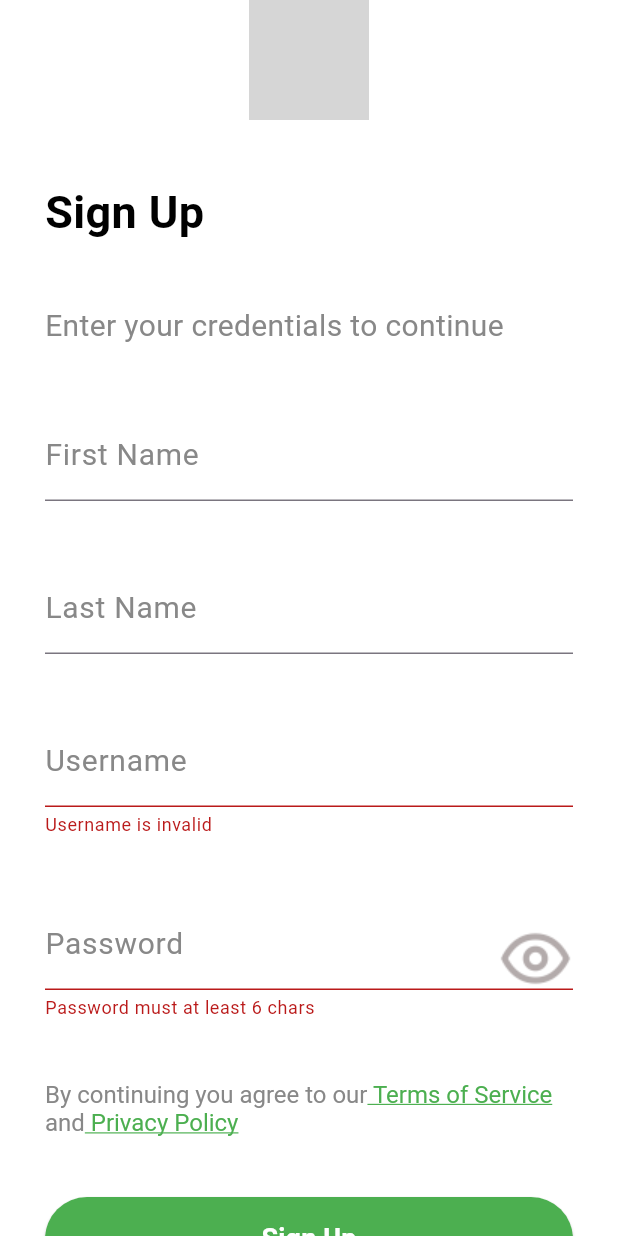
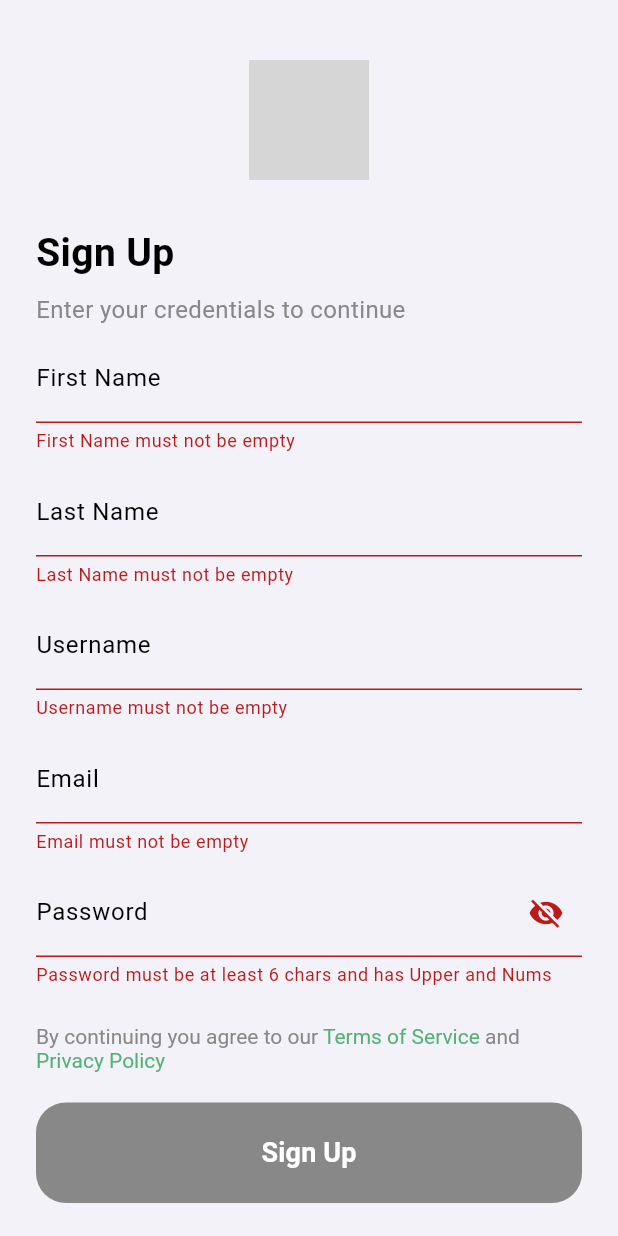
Before and after one commit to sangoonthego/groceries-store-app, a Flutter app: the SignUpPage screen opened directly, after a tap on "Sign Up", on a phone screen of 412 x 824 dp. Run offline on Flutter 3.47's test engine with Material 3 defaults, Android fonts, the light colour scheme and no system bars; grey boxes are pictures that could not be loaded.

Commit message:
update login signup and product detail ui

```diff
--- a/lib/signup_ui.dart
+++ b/lib/signup_ui.dart
@@ -1,8 +1,9 @@
 import 'package:flutter/material.dart';
 import 'package:hello_world/login_ui.dart';
+import "package:flutter/gestures.dart";
 
 void main() {
-  runApp(MyApp());
+  runApp(const MyApp());
 }
 
 class MyApp extends StatelessWidget {
@@ -10,8 +11,10 @@ class MyApp extends StatelessWidget {
 
   @override
   Widget build(BuildContext context) {
-    //return const Placeholder();
-    return new MaterialApp(home: SignUpPage());
+    return MaterialApp(
+      debugShowCheckedModeBanner: false,
+      home: const SignUpPage(),
+    );
   }
 }
 
@@ -24,159 +27,101 @@ class SignUpPage extends StatefulWidget {
 
 class _SignUpPageState extends State<SignUpPage> {
   bool _showPass = false;
+  TextEditingController _firstNameController = TextEditingController();
+  TextEditingController _lastNameController = TextEditingController();
+  TextEditingController _userController = TextEditingController();
+  TextEditingController _emailController = TextEditingController();
+  TextEditingController _passController = TextEditingController();
 
-  TextEditingController _firstNameController = new TextEditingController();
-  TextEditingController _lastNameController = new TextEditingController();
-  TextEditingController _userController = new TextEditingController();
-  TextEditingController _passController = new TextEditingController();
-
-  var _firstNameError = "First Name must be not empty!!!";
-  var _lastNameError = "Last Name must be not empty!!!";
-  var _userError = "Username is invalid";
-  var _passError = "Password must at least 6 chars";
+  var _firstNameError = "First Name must not be empty";
+  var _lastNameError = "Last Name must not be empty";
+  var _userError = "Username must not be empty";
+  var _emailError = "Email must not be empty";
+  var _passError = "Password must be at least 6 chars and has Upper and Nums";
 
   var _firstNameInvalid = false;
   var _lastNameInvalid = false;
   var _userInvalid = false;
+  var _emailInvalid = false;
   var _passInvalid = false;
 
   @override
   Widget build(BuildContext context) {
-    //return const Placeholder();
     return Scaffold(
+      backgroundColor: const Color(0xFFF3F2F8),
       body: Container(
-        padding: EdgeInsets.fromLTRB(30, 0, 30, 0),
-        constraints: BoxConstraints(),
-        color: Colors.white,
+        padding: const EdgeInsets.symmetric(horizontal: 24),
+        child: SingleChildScrollView(
           child: Column(
-          mainAxisAlignment: MainAxisAlignment.center,
             crossAxisAlignment: CrossAxisAlignment.center,
             children: <Widget>[
-            Padding(
-              padding: const EdgeInsets.fromLTRB(0, 0, 0, 40),
-              child: Container(
-                height: 80,
-                width: 80,
-                child: Image.asset("assets/images/carrot.png"),
-              ),
-            ),
-            Padding(
-              padding: const EdgeInsets.fromLTRB(0, 0, 0, 40),
-              child: Container(
-                alignment: AlignmentDirectional.topStart,
-                child: Text(
+              const SizedBox(height: 40),
+              Image.asset("assets/images/carrot.png", height: 80, width: 80),
+              const SizedBox(height: 30),
+              Container(
+                alignment: Alignment.centerLeft,
+                child: Column(
+                  crossAxisAlignment: CrossAxisAlignment.start,
+                  children: const [
+                    Text(
                       "Sign Up",
                       style: TextStyle(
                         fontWeight: FontWeight.bold,
-                    fontSize: 30,
+                        fontSize: 26,
                         color: Colors.black,
                       ),
                     ),
-              ),
-            ),
-            Padding(
-              padding: const EdgeInsets.fromLTRB(0, 0, 0, 40),
-              child: Container(
-                alignment: AlignmentDirectional.topStart,
-                child: Text(
+                    SizedBox(height: 8),
+                    Text(
                       "Enter your credentials to continue",
-                  style: TextStyle(fontSize: 20, color: Color(0xff888888)),
-                ),
-              ),
-            ),
-            Padding(
-              padding: const EdgeInsets.fromLTRB(0, 0, 0, 40),
-              child: TextField(
-                style: TextStyle(
-                  fontWeight: FontWeight.bold,
-                  fontSize: 18,
-                  color: Colors.black,
-                ),
-                controller: _firstNameController,
-                decoration: InputDecoration(
-                  labelText: "First Name",
-                  errorText: _firstNameInvalid ? _firstNameError : null,
-                  labelStyle: TextStyle(fontSize: 20, color: Color(0xff888888)),
-                ),
-              ),
-            ),
-            Padding(
-              padding: const EdgeInsets.fromLTRB(0, 0, 0, 40),
-              child: TextField(
-                style: TextStyle(
-                  fontWeight: FontWeight.bold,
-                  fontSize: 18,
-                  color: Colors.black,
-                ),
-                controller: _lastNameController,
-                decoration: InputDecoration(
-                  labelText: "Last Name",
-                  errorText: _lastNameInvalid ? _lastNameError : null,
-                  labelStyle: TextStyle(fontSize: 20, color: Color(0xff888888)),
-                ),
-              ),
-            ),
-            Padding(
-              padding: const EdgeInsets.fromLTRB(0, 0, 0, 40),
-              child: TextField(
-                style: TextStyle(
-                  fontWeight: FontWeight.bold,
-                  fontSize: 18,
-                  color: Colors.black,
-                ),
-                decoration: InputDecoration(
-                  labelText: "Username",
-                  errorText: _userInvalid ? _userError : null,
-                  labelStyle: TextStyle(fontSize: 20, color: Color(0xff888888)),
-                ),
-              ),
-            ),
-            Padding(
-              padding: const EdgeInsets.fromLTRB(0, 0, 0, 40),
-              child: Stack(
-                alignment: AlignmentDirectional.centerEnd,
-                children: <Widget>[
-                  TextField(
-                    style: TextStyle(
-                      fontWeight: FontWeight.bold,
-                      fontSize: 18,
-                      color: Colors.black,
-                    ),
-                    controller: _passController,
-                    obscureText: _showPass,
-                    decoration: InputDecoration(
-                      labelText: "Password",
-                      errorText: _passInvalid ? _passError : null,
-                      labelStyle: TextStyle(
-                        fontSize: 20,
-                        color: Color(0xff888888),
-                      ),
-                    ),
-                  ),
-                  GestureDetector(
-                    onTap: onToggleClicked,
-                    child: Image.asset(
-                      _showPass
-                          ? "assets/images/hide.png"
-                          : "assets/images/show.png",
-                    ),
+                      style: TextStyle(fontSize: 16, color: Color(0xff888888)),
                     ),
                   ],
                 ),
               ),
-            Padding(
-              padding: const EdgeInsets.fromLTRB(0, 0, 0, 40),
-              child: RichText(
-                text: TextSpan(
+              // const SizedBox(height: 10),
+              _buildTextField(
+                controller: _firstNameController,
+                labelText: "First Name",
+                errorText: _firstNameInvalid ? _firstNameError : null,
+              ),
+              _buildTextField(
+                controller: _lastNameController,
+                labelText: "Last Name",
+                errorText: _lastNameInvalid ? _lastNameError : null,
+              ),
+              _buildTextField(
+                controller: _userController,
+                labelText: "Username",
+                errorText: _userInvalid ? _userError : null,
+              ),
+              _buildTextField(
+                controller: _emailController,
+                labelText: "Email",
+                errorText: _emailInvalid ? _emailError : null,
+              ),
+              _buildTextField(
+                controller: _passController,
+                labelText: "Password",
+                errorText: _passInvalid ? _passError : null,
+                obscureText: !_showPass,
+                // suffixIcon => Icon appears behind the text <> prefixIcon
+                suffixIcon: IconButton(
+                  onPressed: onToggleClicked,
+                  icon: Icon(
+                    _showPass ? Icons.visibility : Icons.visibility_off,
+                  ),
+                ),
+              ),
+              const SizedBox(height: 20),
+              RichText(
+                text: const TextSpan(
                   text: "By continuing you agree to our",
-                  style: TextStyle(fontSize: 16, color: Color(0xff888888)),
+                  style: TextStyle(fontSize: 14, color: Color(0xff888888)),
                   children: <TextSpan>[
                     TextSpan(
                       text: " Terms of Service",
-                      style: TextStyle(
-                        color: Colors.green,
-                        decoration: TextDecoration.underline,
-                      ),
+                      style: TextStyle(color: Color(0xff53B175)),
                     ),
                     TextSpan(
                       text: " and",
@@ -184,26 +129,32 @@ class _SignUpPageState extends State<SignUpPage> {
                     ),
                     TextSpan(
                       text: " Privacy Policy",
-                      style: TextStyle(
-                        color: Colors.green,
-                        decoration: TextDecoration.underline,
-                      ),
+                      style: TextStyle(color: Color(0xff53B175)),
                     ),
                   ],
                 ),
               ),
-            ),
-            Padding(
-              padding: const EdgeInsets.fromLTRB(0, 0, 0, 40),
-              child: Container(
-                height: 56,
+              const SizedBox(height: 20),
+              SizedBox(
                 width: double.infinity,
+                height: 67,
                 child: ElevatedButton(
                   onPressed: onSignUpClicked,
                   style: ElevatedButton.styleFrom(
-                    backgroundColor: Colors.green,
+                    backgroundColor:
+                        !_firstNameInvalid &&
+                            !_lastNameInvalid &&
+                            !_userInvalid &&
+                            !_emailInvalid &&
+                            !_passInvalid
+                        ? Color(0xff53B175)
+                        : Color(0xff888888),
+                    shape: RoundedRectangleBorder(
+                      borderRadius: BorderRadius.circular(20),
                     ),
-                  child: Text(
+                    elevation: 0,
+                  ),
+                  child: const Text(
                     "Sign Up",
                     style: TextStyle(
                       fontWeight: FontWeight.bold,
@@ -213,25 +164,62 @@ class _SignUpPageState extends State<SignUpPage> {
                   ),
                 ),
               ),
+              const SizedBox(height: 24),
+              RichText(
+                text: TextSpan(
+                  text: "Already have an account? ",
+                  style: const TextStyle(
+                    fontWeight: FontWeight.bold,
+                    fontSize: 16,
+                    color: Colors.black,
                   ),
-            Padding(
-              padding: const EdgeInsets.fromLTRB(0, 0, 0, 40),
-              child: Container(
-                child: RichText(
-                  text: TextSpan(
-                    text: "Already have an account?",
-                    style: TextStyle(fontSize: 16, color: Color(0xff888888)),
                   children: <TextSpan>[
                     TextSpan(
-                        text: " Log In",
-                        style: TextStyle(color: Colors.green),
+                      text: "Sign in",
+                      style: const TextStyle(color: Color(0xff53B175)),
+                      recognizer: TapGestureRecognizer()
+                        ..onTap = () {
+                          Navigator.push(
+                            context,
+                            MaterialPageRoute(
+                              builder: (context) => const LoginPage(),
+                            ),
+                          );
+                        },
                     ),
                   ],
                 ),
               ),
+              const SizedBox(height: 40),
+            ],
           ),
         ),
-          ],
+      ),
+    );
+  }
+
+  Widget _buildTextField({
+    TextEditingController? controller,
+    String? labelText,
+    String? errorText,
+    bool obscureText = false,
+    Widget? suffixIcon,
+  }) {
+    return Padding(
+      padding: const EdgeInsets.symmetric(vertical: 5),
+      child: TextField(
+        controller: controller,
+        obscureText: obscureText,
+        style: const TextStyle(
+          // fontWeight: FontWeight.bold,
+          fontSize: 18,
+          color: Color(0xff888888),
+        ),
+        decoration: InputDecoration(
+          labelText: labelText,
+          errorText: errorText,
+          labelStyle: const TextStyle(fontSize: 16, color: Colors.black),
+          suffixIcon: suffixIcon,
         ),
       ),
     );
@@ -245,44 +233,64 @@ class _SignUpPageState extends State<SignUpPage> {
 
   void onSignUpClicked() {
     setState(() {
-      if (_firstNameController.text.contains("@")) {
+      if (_firstNameController.text.isEmpty) {
         _firstNameInvalid = true;
       } else {
         _firstNameInvalid = false;
       }
 
-      if (_lastNameController.text.contains("@")) {
+      if (_lastNameController.text.isEmpty) {
         _lastNameInvalid = true;
       } else {
         _lastNameInvalid = false;
       }
 
-      if (_userController.text.length < 6 ||
-          !_userController.text.contains("@")) {
+      if (_userController.text.isEmpty) {
         _userInvalid = true;
       } else {
         _userInvalid = false;
       }
 
-      if (_passController.text.length < 6) {
+      if (_emailController.text.length < 6 &&
+          !_emailController.text.contains("@")) {
+        _emailInvalid = true;
+      } else {
+        _emailInvalid = false;
+      }
+
+      if (_passController.text.length < 6 ||
+          !_passController.text.contains(RegExp(r'[A-Z]')) ||
+          !_passController.text.contains(RegExp(r'[0-9]'))) {
         _passInvalid = true;
       } else {
         _passInvalid = false;
       }
+      // _firstNameError = _firstNameController.text.isEmpty
+      //     ? "First Name must not be empty"
+      //     : null;
+      // _lastNameError = _lastNameController.text.isEmpty
+      //     ? "Last Name must not be empty"
+      //     : null;
+      // _userError = _userController.text.length < 6
+      //     ? "Username must be at least 6 characters"
+      //     : null;
+      // _emailError = !_emailController.text.contains("@")
+      //     ? "Email is invalid"
+      //     : null;
+      // _passError = _passController.text.length < 6
+      //     ? "Password must be at least 6 characters"
+      //     : null;
 
       if (!_firstNameInvalid &&
           !_lastNameInvalid &&
           !_userInvalid &&
+          !_emailInvalid &&
           !_passInvalid) {
         Navigator.push(
           context,
-          MaterialPageRoute(builder: (context) => LoginPage()),
+          MaterialPageRoute(builder: (context) => const LoginPage()),
         );
       }
     });
   }
-
-  Widget gotoSignIn(BuildContext context) {
-    return LoginPage();
 }
-}
```
Also changed, not shown: lib/login_ui.dart (+171 -144 lines), lib/product_detail.dart (+40 -12 lines). Lines whose indentation alone changed are shown as unchanged.
